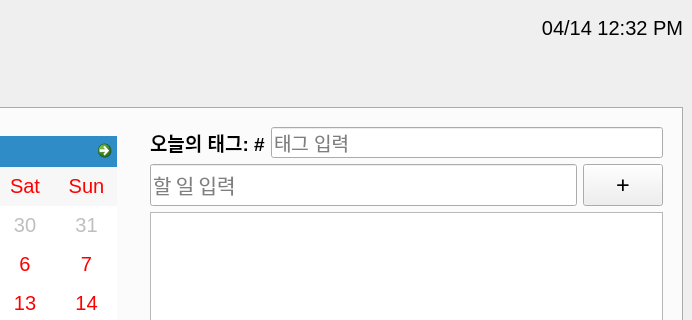
Above: Algorhythm/algorhythm.ui from MIN60/Algorhythm before the change; both pictures show x 416 to 1108 and y 0 to 320 of the 1108 by 823 pixel window. Below: the same form after it.
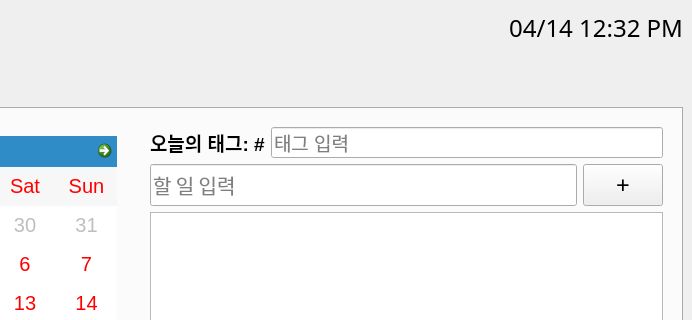
That is the form after the change.

Commit message: Chore/#21: change time/date font style

What changed in the file:
```diff
--- a/Algorhythm/algorhythm.ui
+++ b/Algorhythm/algorhythm.ui
@@ -37,7 +37,8 @@
        <widget class="QLabel" name="timeLabel">
         <property name="font">
          <font>
-          <pointsize>15</pointsize>
+          <family>Noto Sans KR</family>
+          <pointsize>18</pointsize>
          </font>
         </property>
         <property name="text">
```
